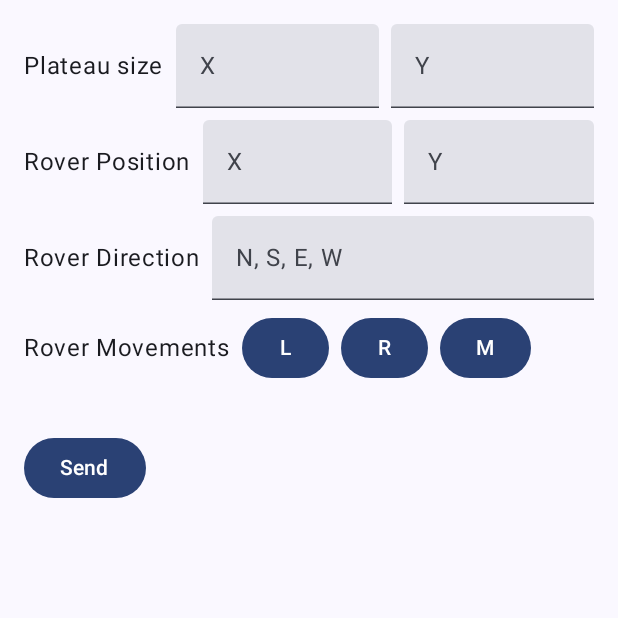
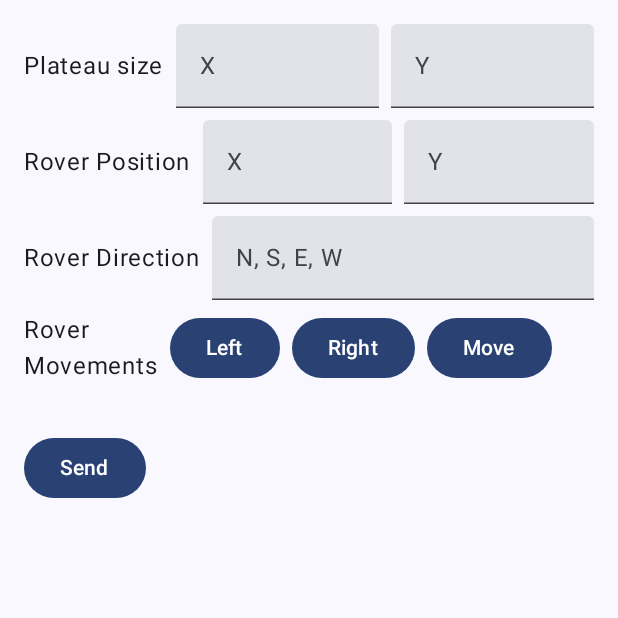
Before and after one commit to ragnorak-dev/SeatCodeTest, an Android app built with Jetpack Compose: the screen it shows after launch (MainActivity), on a phone screen of 412 x 824 dp, the top half of it. Run offline under Robolectric (Android 15) with nearby library versions, the phone set to English and light mode, and no system bars; our stand-ins replace Dagger/Hilt's generated code, Room's generated code.

Commit message:
create a constants file and improved code style and input view

```diff
--- /dev/null
+++ b/core/resources/src/main/java/com/ragnorak/seatcodetest/resources/Constants.kt
@@ -0,0 +1,11 @@
+package com.ragnorak.seatcodetest.resources
+
+
+const val NORTH = "N"
+const val SOUTH = "S"
+const val EAST = "E"
+const val WEST = "W"
+
+const val LEFT = 'L'
+const val RIGHT = 'R'
+const val MOVE = 'M'
--- a/core/resources/src/main/res/values/strings.xml
+++ b/core/resources/src/main/res/values/strings.xml
@@ -6,10 +6,10 @@
     <string name="rover_position">Rover Position</string>
     <string name="rover_direction">Rover Direction</string>
     <string name="direction_placeholder">N, S, E, W</string>
-    <string name="rover_movements">Rover Movements</string>
-    <string name="left">L</string>
-    <string name="right">R</string>
-    <string name="move">M</string>
+    <string name="rover_movements">Rover\nMovements</string>
+    <string name="left">Left</string>
+    <string name="right">Right</string>
+    <string name="move">Move</string>
     <string name="send">Send</string>
     <string name="sent">Sent</string>
 
--- a/input/src/main/java/com/ragnorak/seatcodetest/input/ui/InputRoverDirectionScreen.kt
+++ b/input/src/main/java/com/ragnorak/seatcodetest/input/ui/InputRoverDirectionScreen.kt
@@ -18,7 +18,10 @@ import androidx.compose.ui.res.stringResource
 import androidx.compose.ui.text.input.KeyboardType
 import androidx.hilt.navigation.compose.hiltViewModel
 import androidx.lifecycle.compose.collectAsStateWithLifecycle
+import com.ragnorak.seatcodetest.resources.LEFT
+import com.ragnorak.seatcodetest.resources.MOVE
 import com.ragnorak.seatcodetest.resources.R
+import com.ragnorak.seatcodetest.resources.RIGHT
 
 
 @Composable
@@ -38,6 +41,12 @@ fun InputRoverDirectionScreen(viewModel: InputRoverDirectionViewModel = hiltView
         RoverDirection(viewModel)
 
         RoverMovements(viewModel)
+
+
+        Row(
+            verticalAlignment = Alignment.CenterVertically,
+            horizontalArrangement = Arrangement.spacedBy(dimensionResource(id = R.dimen.horizontal_spacing))
+        ) {
             Button(onClick = { viewModel.onIntent(InputRoverMovementIntent.SendMovement) }) {
                 Text(text = "Send")
             }
@@ -47,14 +56,19 @@ fun InputRoverDirectionScreen(viewModel: InputRoverDirectionViewModel = hiltView
                 InputRoverMovementState.Loading -> {
                     CircularProgressIndicator()
                 }
+
                 InputRoverMovementState.Success -> {
-                Text(text = stringResource(R.string.sent))
+                    Text(
+                        text = stringResource(R.string.sent),
+                        color = Color.Green)
                 }
+
                 is InputRoverMovementState.Error -> {
                     Text(
                         text = (state.value as InputRoverMovementState.Error).message,
                         color = Color.Red
                     )
+                }
             }
         }
     }
@@ -131,13 +145,13 @@ private fun RoverMovements(viewModel: InputRoverDirectionViewModel) {
             horizontalArrangement = Arrangement.spacedBy(dimensionResource(id = R.dimen.horizontal_spacing))
         ) {
             Text(text = stringResource(R.string.rover_movements))
-            Button(onClick = { viewModel.movement.value += "L" }) {
+            Button(onClick = { viewModel.movement.value += LEFT }) {
                 Text(text = stringResource(R.string.left))
             }
-            Button(onClick = { viewModel.movement.value += "R" }) {
+            Button(onClick = { viewModel.movement.value += RIGHT }) {
                 Text(text = stringResource(R.string.right))
             }
-            Button(onClick = { viewModel.movement.value += "M" }) {
+            Button(onClick = { viewModel.movement.value += MOVE }) {
                 Text(text = stringResource(R.string.move))
             }
         }
--- a/input/src/main/java/com/ragnorak/seatcodetest/input/ui/InputRoverDirectionViewModel.kt
+++ b/input/src/main/java/com/ragnorak/seatcodetest/input/ui/InputRoverDirectionViewModel.kt
@@ -6,6 +6,10 @@ import androidx.lifecycle.viewModelScope
 import com.ragnorak.seatcodetest.input.domain.repository.InputRoverMovementRepository
 import com.ragnorak.seatcodetest.input.domain.model.Coordinates
 import com.ragnorak.seatcodetest.input.domain.model.RoverMovementModel
+import com.ragnorak.seatcodetest.resources.EAST
+import com.ragnorak.seatcodetest.resources.NORTH
+import com.ragnorak.seatcodetest.resources.SOUTH
+import com.ragnorak.seatcodetest.resources.WEST
 import dagger.hilt.android.lifecycle.HiltViewModel
 import kotlinx.coroutines.flow.MutableStateFlow
 import kotlinx.coroutines.flow.asStateFlow
@@ -84,7 +88,7 @@ open class InputRoverDirectionViewModel @Inject constructor(
             return false
         }
 
-        if (roverDirection.value !in listOf("N", "S", "E", "W")) {
+        if (roverDirection.value !in listOf(NORTH, SOUTH, EAST, WEST)) {
             _state.value = InputRoverMovementState.Error("Invalid rover direction")
             return false
         }
--- a/output/src/main/java/com/ragnorak/seatcodetest/output/domain/usecase/OutputRoverMovementUseCase.kt
+++ b/output/src/main/java/com/ragnorak/seatcodetest/output/domain/usecase/OutputRoverMovementUseCase.kt
@@ -2,6 +2,13 @@ package com.ragnorak.seatcodetest.output.domain.usecase
 
 import com.ragnorak.seatcodetest.output.domain.repository.OutputRoverMovementRepository
 import com.ragnorak.seatcodetest.output.ui.model.RoverMovementUIModel
+import com.ragnorak.seatcodetest.resources.EAST
+import com.ragnorak.seatcodetest.resources.LEFT
+import com.ragnorak.seatcodetest.resources.MOVE
+import com.ragnorak.seatcodetest.resources.NORTH
+import com.ragnorak.seatcodetest.resources.RIGHT
+import com.ragnorak.seatcodetest.resources.SOUTH
+import com.ragnorak.seatcodetest.resources.WEST
 import kotlinx.coroutines.flow.Flow
 import kotlinx.coroutines.flow.map
 import javax.inject.Inject
@@ -11,7 +18,7 @@ class OutputRoverMovementUseCase @Inject constructor(private val repository: Out
     suspend operator fun invoke(): Flow<List<RoverMovementUIModel>> {
         return repository.receiveMovement().map { movementList ->
             movementList.map {
-                val directions = listOf("N", "E", "S", "W")
+                val directions = listOf(NORTH, EAST, SOUTH, WEST)
 
                 var x = it.roverPosition.x
                 var y = it.roverPosition.y
@@ -19,14 +26,14 @@ class OutputRoverMovementUseCase @Inject constructor(private val repository: Out
 
                 it.movements.uppercase().forEach { command ->
                     when (command) {
-                        'L' -> directionIndex = (directionIndex + 3) % 4
-                        'R' -> directionIndex = (directionIndex + 1) % 4
-                        'M' -> {
+                        LEFT -> directionIndex = (directionIndex + 3) % 4
+                        RIGHT -> directionIndex = (directionIndex + 1) % 4
+                        MOVE -> {
                             when (directions[directionIndex]) {
-                                "N" -> if (y < it.topRightCorner.y) y += 1
-                                "S" -> if (y > 0) y -= 1
-                                "E" -> if (x < it.topRightCorner.x) x += 1
-                                "W" -> if (x > 0) x -= 1
+                                NORTH -> if (y < it.topRightCorner.y) y += 1
+                                SOUTH -> if (y > 0) y -= 1
+                                EAST -> if (x < it.topRightCorner.x) x += 1
+                                WEST -> if (x > 0) x -= 1
                             }
                         }
                     }
--- a/output/src/main/java/com/ragnorak/seatcodetest/output/ui/RoverCoorReceivedScreen.kt
+++ b/output/src/main/java/com/ragnorak/seatcodetest/output/ui/RoverCoorReceivedScreen.kt
@@ -1,6 +1,5 @@
 package com.ragnorak.seatcodetest.output.ui
 
-import androidx.compose.foundation.layout.Box
 import androidx.compose.foundation.layout.Row
 import androidx.compose.foundation.layout.fillMaxSize
 import androidx.compose.foundation.layout.padding
--- a/output/src/main/java/com/ragnorak/seatcodetest/output/ui/RoverCoorReceiverIntent.kt
+++ b/output/src/main/java/com/ragnorak/seatcodetest/output/ui/RoverCoorReceiverIntent.kt
@@ -2,5 +2,4 @@ package com.ragnorak.seatcodetest.output.ui
 
 sealed class RoverCoorReceiverIntent {
     data object ReceiveMovement : RoverCoorReceiverIntent()
-
 }
--- a/output/src/main/java/com/ragnorak/seatcodetest/output/ui/RoverCoorReceiverViewModel.kt
+++ b/output/src/main/java/com/ragnorak/seatcodetest/output/ui/RoverCoorReceiverViewModel.kt
@@ -6,6 +6,7 @@ import com.ragnorak.seatcodetest.output.domain.usecase.OutputRoverMovementUseCas
 import dagger.hilt.android.lifecycle.HiltViewModel
 import kotlinx.coroutines.flow.MutableStateFlow
 import kotlinx.coroutines.flow.asStateFlow
+import kotlinx.coroutines.flow.catch
 import kotlinx.coroutines.launch
 import javax.inject.Inject
 
@@ -26,15 +27,13 @@ class RoverCoorReceiverViewModel @Inject constructor(
 
     private fun receiveMovement() {
         viewModelScope.launch {
-            try {
-                getRoverMovementUseCase().collect { movementList ->
-
+            getRoverMovementUseCase()
+                .catch {
+                    _state.value = RoverCoorReceiverState.Error(it.message ?: "Unknown error")
+                }
+                .collect { movementList ->
                     _state.value = RoverCoorReceiverState.Success(movementList)
                 }
-            } catch (exception: Exception) {
-                _state.value = RoverCoorReceiverState.Error(exception.message ?: "Unknown error")
-            }
-
         }
     }
 
```
Lines whose indentation alone changed are shown as unchanged.
